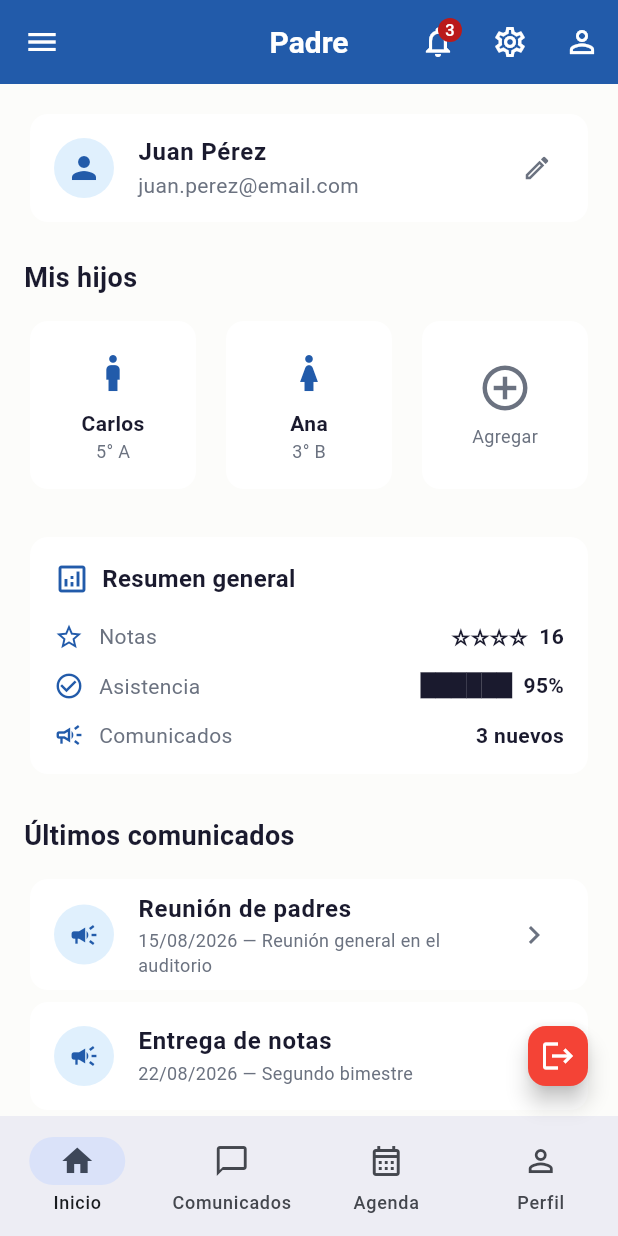
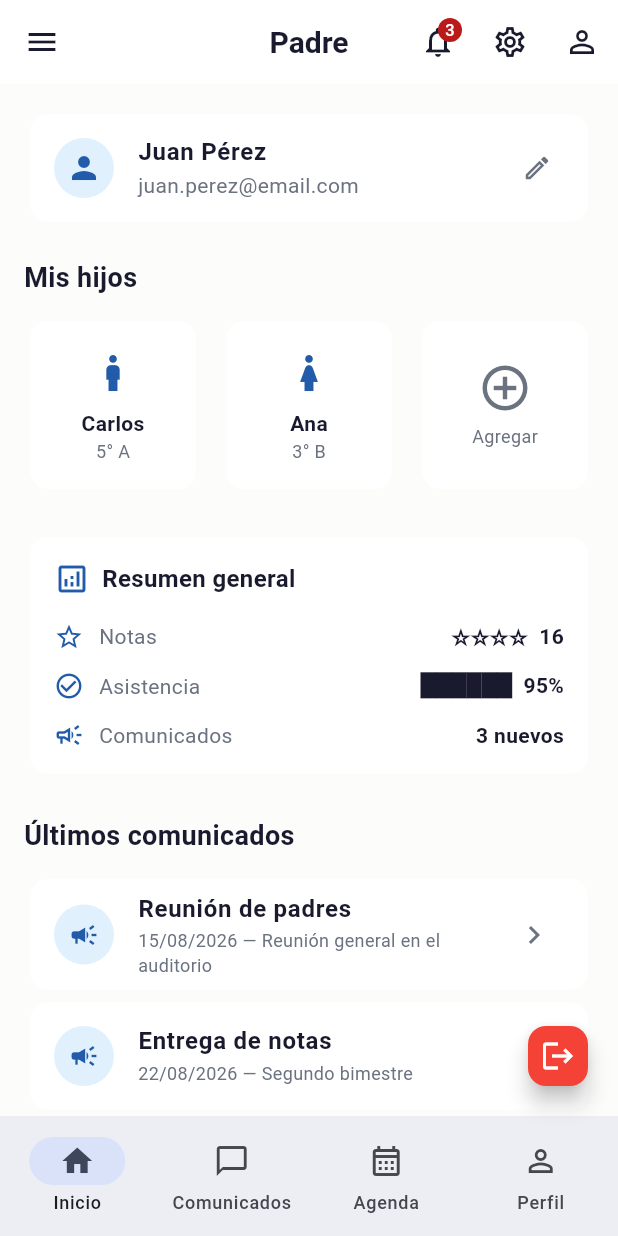
Before and after one commit to yerson001/cole-app, a Flutter app: the ParentScreen screen opened by its route, on a phone screen of 412 x 824 dp. Run offline on Flutter 3.47's test engine with Material 3 defaults, Android fonts, the phone set to English and light mode, and no system bars; our stand-ins replace equatable, flutter_bloc, get_it, injectable, shared_preferences; missing offline and left inert: tutorial_coach_mark; accounts and stored records are empty.

Commit message:
fix: AppBar colors - light bg in light mode, #24292D in dark
- Light: AppBar white surface, dark text/icons
- Dark: AppBar #24292D, light text/icons (already correct)
- ParentScreen inherits from theme instead of hardcoding primary

```diff
--- a/lib/core/themes/app_theme.dart
+++ b/lib/core/themes/app_theme.dart
@@ -10,10 +10,12 @@ class AppTheme {
       brightness: Brightness.light,
     ),
     extensions: [AppColors.light],
-    appBarTheme: const AppBarTheme(
-      backgroundColor: Color(0xFF225BAA),
-      foregroundColor: Colors.white,
+    appBarTheme: AppBarTheme(
+      backgroundColor: AppColors.light.surface,
+      foregroundColor: AppColors.light.textPrimary,
       centerTitle: true,
+      elevation: 0,
+      scrolledUnderElevation: 1,
     ),
     scaffoldBackgroundColor: AppColors.light.background,
   );
--- a/lib/features/parent/presentation/screens/parent_screen.dart
+++ b/lib/features/parent/presentation/screens/parent_screen.dart
@@ -38,31 +38,29 @@ class ParentScreen extends StatelessWidget {
   }
 
   PreferredSizeWidget _buildAppBar(BuildContext context) {
-    final c = context.appColors;
     return AppBar(
       leading: Builder(
         builder: (ctx) => IconButton(
-          icon: Icon(Icons.menu, color: c.buttonPrimaryText),
+          icon: const Icon(Icons.menu),
           onPressed: () => Scaffold.of(ctx).openDrawer(),
         ),
       ),
-      title: Text('Padre', style: TextStyle(fontSize: 20, fontWeight: FontWeight.bold, color: c.buttonPrimaryText)),
+      title: const Text('Padre', style: TextStyle(fontSize: 20, fontWeight: FontWeight.bold)),
       centerTitle: true,
-      backgroundColor: c.primary,
       actions: [
         IconButton(
-          icon: Badge(
-            label: const Text('3'),
-            child: Icon(Icons.notifications_outlined, color: c.buttonPrimaryText),
+          icon: const Badge(
+            label: Text('3'),
+            child: Icon(Icons.notifications_outlined),
           ),
           onPressed: () {},
         ),
         IconButton(
-          icon: Icon(Icons.settings_outlined, color: c.buttonPrimaryText),
+          icon: const Icon(Icons.settings_outlined),
           onPressed: () {},
         ),
         IconButton(
-          icon: Icon(Icons.person_outline, color: c.buttonPrimaryText),
+          icon: const Icon(Icons.person_outline),
           onPressed: () {},
         ),
       ],
```
Also changed, not shown: 1 other file.
